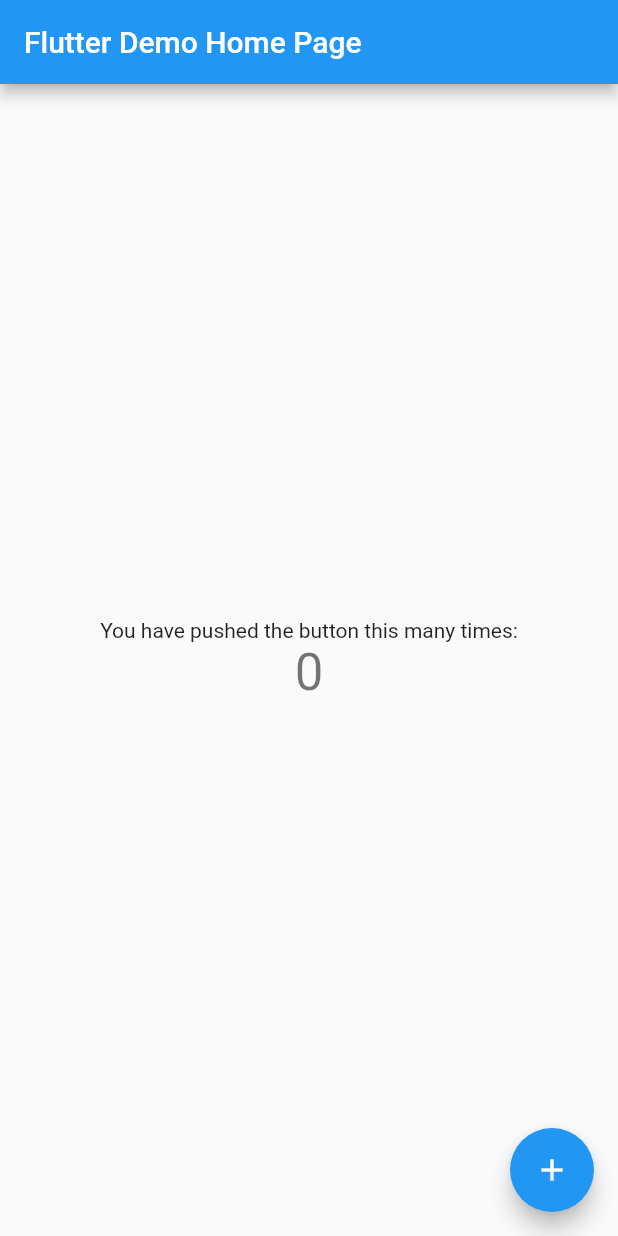
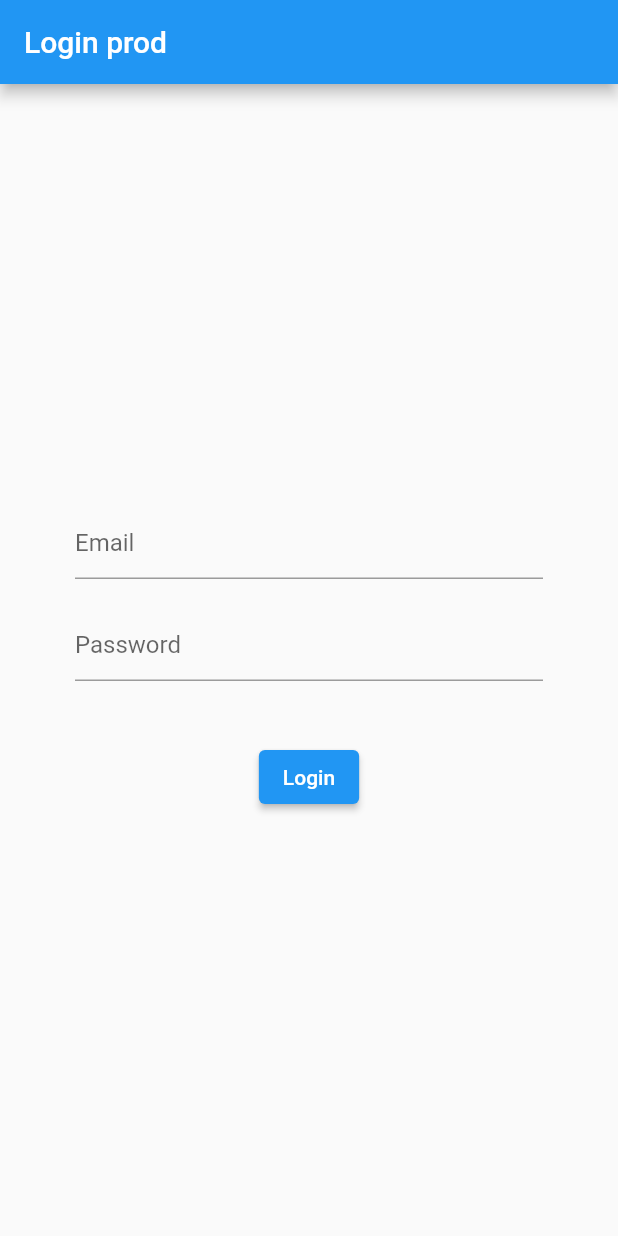
Before and after one commit to 40rty5ive/technical_friday, a Flutter app: the screen it shows after launch, on a phone screen of 412 x 824 dp. Run offline on Flutter 3.47's test engine with Material 2 defaults, Android fonts, the phone set to English and light mode, and no system bars; our stand-ins replace firebase_auth, firebase_core; accounts and stored records are empty.

Commit message:
connected ro firebase

```diff
--- a/lib/main.dart
+++ b/lib/main.dart
@@ -1,115 +1,135 @@
+// ignore_for_file: avoid_print
+
+import 'package:firebase_auth/firebase_auth.dart';
 import 'package:flutter/material.dart';
+import 'dev_firebase_options.dart' as dev_firebase;
+import 'prod_firebase_options.dart' as prod_firebase;
+import 'package:firebase_core/firebase_core.dart';
 
-void main() {
+enum Flavor { prod, dev }
+
+Flavor globalFlavor = Flavor.prod;
+void main({Flavor flavor = Flavor.prod}) async {
+  WidgetsFlutterBinding.ensureInitialized();
+  globalFlavor = flavor;
+  FirebaseOptions firebaseOptions = flavor == Flavor.prod
+      ? prod_firebase.DefaultFirebaseOptions.currentPlatform
+      : dev_firebase.DefaultFirebaseOptions.currentPlatform;
+
+  await Firebase.initializeApp(
+    options: firebaseOptions,
+  );
+
   runApp(const MyApp());
 }
 
 class MyApp extends StatelessWidget {
   const MyApp({super.key});
 
-  // This widget is the root of your application.
   @override
   Widget build(BuildContext context) {
     return MaterialApp(
       title: 'Flutter Demo',
       theme: ThemeData(
-        // This is the theme of your application.
-        //
-        // Try running your application with "flutter run". You'll see the
-        // application has a blue toolbar. Then, without quitting the app, try
-        // changing the primarySwatch below to Colors.green and then invoke
-        // "hot reload" (press "r" in the console where you ran "flutter run",
-        // or simply save your changes to "hot reload" in a Flutter IDE).
-        // Notice that the counter didn't reset back to zero; the application
-        // is not restarted.
         primarySwatch: Colors.blue,
       ),
-      home: const MyHomePage(title: 'Flutter Demo Home Page'),
+      home: const LoginScreen(),
     );
   }
 }
 
-class MyHomePage extends StatefulWidget {
-  const MyHomePage({super.key, required this.title});
-
-  // This widget is the home page of your application. It is stateful, meaning
-  // that it has a State object (defined below) that contains fields that affect
-  // how it looks.
-
-  // This class is the configuration for the state. It holds the values (in this
-  // case the title) provided by the parent (in this case the App widget) and
-  // used by the build method of the State. Fields in a Widget subclass are
-  // always marked "final".
-
-  final String title;
+class LoginScreen extends StatefulWidget {
+  const LoginScreen({super.key});
 
   @override
-  State<MyHomePage> createState() => _MyHomePageState();
+  State<LoginScreen> createState() => _LoginScreenState();
 }
 
-class _MyHomePageState extends State<MyHomePage> {
-  int _counter = 0;
+class _LoginScreenState extends State<LoginScreen> {
+  String email = '';
+  String password = '';
 
-  void _incrementCounter() {
-    setState(() {
-      // This call to setState tells the Flutter framework that something has
-      // changed in this State, which causes it to rerun the build method below
-      // so that the display can reflect the updated values. If we changed
-      // _counter without calling setState(), then the build method would not be
-      // called again, and so nothing would appear to happen.
-      _counter++;
-    });
+  Future<void> login() async {
+    try {
+      await FirebaseAuth.instance
+          .signInWithEmailAndPassword(email: email, password: password);
+    } on FirebaseAuthException catch (e) {
+      if (e.code == 'user-not-found') {
+        print('No user found for that email.');
+      } else if (e.code == 'wrong-password') {
+        print('Wrong password provided for that user.');
+      }
+    }
   }
 
   @override
   Widget build(BuildContext context) {
-    // This method is rerun every time setState is called, for instance as done
-    // by the _incrementCounter method above.
-    //
-    // The Flutter framework has been optimized to make rerunning build methods
-    // fast, so that you can just rebuild anything that needs updating rather
-    // than having to individually change instances of widgets.
     return Scaffold(
       appBar: AppBar(
-        // Here we take the value from the MyHomePage object that was created by
-        // the App.build method, and use it to set our appbar title.
-        title: Text(widget.title),
+        title: Text('Login ${globalFlavor.name}'),
       ),
       body: Center(
-        // Center is a layout widget. It takes a single child and positions it
-        // in the middle of the parent.
+        child: Padding(
+          padding: const EdgeInsets.all(50.0),
+          child: Column(
+            mainAxisSize: MainAxisSize.min,
+            children: [
+              TextField(
+                onChanged: (value) {
+                  setState(() {
+                    email = value;
+                  });
+                },
+                decoration: const InputDecoration(hintText: 'Email'),
+              ),
+              const SizedBox(height: 20),
+              TextField(
+                onChanged: (value) {
+                  setState(() {
+                    password = value;
+                  });
+                },
+                decoration: const InputDecoration(hintText: 'Password'),
+              ),
+              const SizedBox(height: 40),
+              ElevatedButton(
+                child: const Text('Login'),
+                onPressed: () => login().then((value) {
+                  Navigator.of(context).push(
+                    MaterialPageRoute(builder: (context) => const HomeScreen()),
+                  );
+                }),
+              )
+            ],
+          ),
+        ),
+      ),
+    );
+  }
+}
+
+class HomeScreen extends StatelessWidget {
+  const HomeScreen({super.key});
+
+  @override
+  Widget build(BuildContext context) {
+    final User? user = FirebaseAuth.instance.currentUser;
+
+    return Scaffold(
+      appBar: AppBar(
+        title: Text('Home ${globalFlavor.name}'),
+      ),
+      body: Center(
         child: Column(
-          // Column is also a layout widget. It takes a list of children and
-          // arranges them vertically. By default, it sizes itself to fit its
-          // children horizontally, and tries to be as tall as its parent.
-          //
-          // Invoke "debug painting" (press "p" in the console, choose the
-          // "Toggle Debug Paint" action from the Flutter Inspector in Android
-          // Studio, or the "Toggle Debug Paint" command in Visual Studio Code)
-          // to see the wireframe for each widget.
-          //
-          // Column has various properties to control how it sizes itself and
-          // how it positions its children. Here we use mainAxisAlignment to
-          // center the children vertically; the main axis here is the vertical
-          // axis because Columns are vertical (the cross axis would be
-          // horizontal).
-          mainAxisAlignment: MainAxisAlignment.center,
-          children: <Widget>[
-            const Text(
-              'You have pushed the button this many times:',
-            ),
-            Text(
-              '$_counter',
-              style: Theme.of(context).textTheme.headline4,
-            ),
+          mainAxisSize: MainAxisSize.min,
+          children: [
+            Text('Database name: ${Firebase.apps.first.options.projectId}'),
+            Text('UID: ${user?.uid}'),
+            Text('email: ${user?.email}'),
+            Text('is Anonymous: ${user?.isAnonymous}'),
           ],
         ),
       ),
-      floatingActionButton: FloatingActionButton(
-        onPressed: _incrementCounter,
-        tooltip: 'Increment',
-        child: const Icon(Icons.add),
-      ), // This trailing comma makes auto-formatting nicer for build methods.
     );
   }
 }
--- /dev/null
+++ b/lib/main_dev.dart
@@ -0,0 +1,5 @@
+import 'main.dart' as app;
+import 'main.dart';
+void main() {
+  app.main(flavor: Flavor.dev);
+}
--- /dev/null
+++ b/lib/main_prod.dart
@@ -0,0 +1,5 @@
+import 'main.dart' as app;
+import 'main.dart';
+void main() {
+  app.main(flavor: Flavor.prod);
+}
```
Also changed, not shown: pubspec.yaml (+8 -0 lines), lib/dev_firebase_options.dart (added), lib/prod_firebase_options.dart (added), pubspec.lock, 12 other files.
